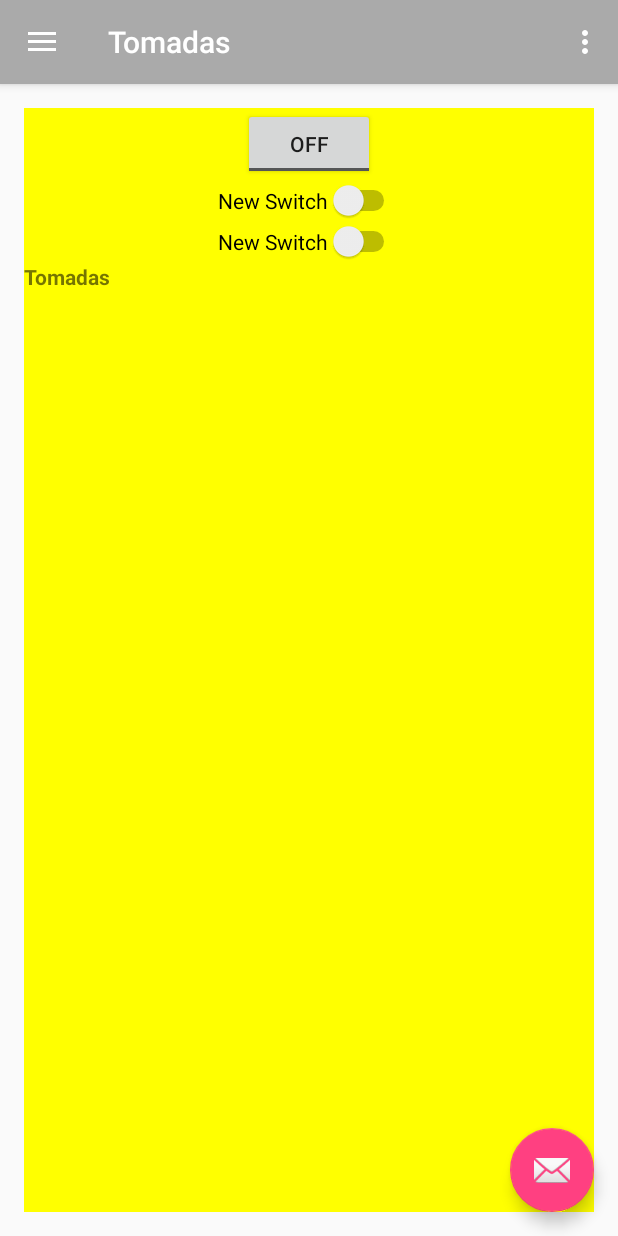
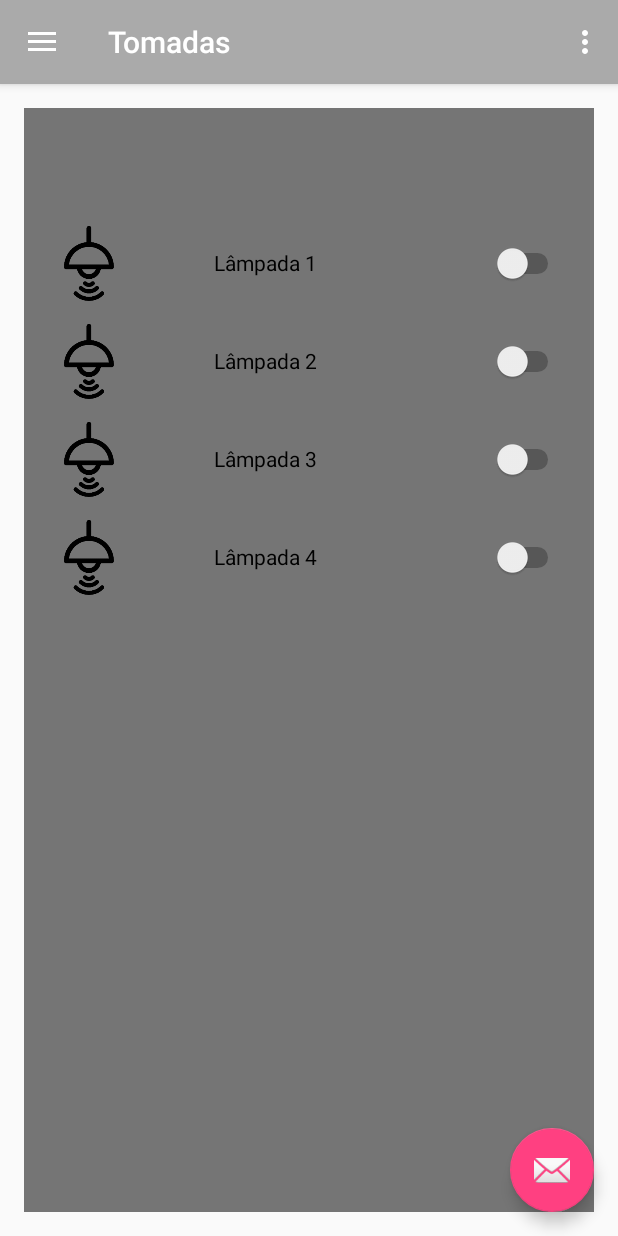
Before and after one commit to mariomenezes/EnergySaver, an Android app: the screen it shows after launch (MainActivity), in the side drawer, after a tap on "Tomadas", on a phone screen of 412 x 824 dp. Run offline under Robolectric (Android 15) with nearby library versions, the phone set to English and light mode, and no system bars.

Commit message:
adicionados botoes para lampadas e tomadas

```diff
--- a/app/src/main/res/layout/programar.xml
+++ b/app/src/main/res/layout/programar.xml
@@ -4,7 +4,7 @@
     android:layout_width="match_parent"
     android:layout_height="match_parent"
     android:orientation="vertical"
-    android:background="@color/material_deep_teal_500">
+    android:background="@color/primary_dark_material_light">
 
     <TextView
         android:id="@+id/textView2"
--- a/app/src/main/res/layout/sensores.xml
+++ b/app/src/main/res/layout/sensores.xml
@@ -4,7 +4,7 @@
     android:layout_width="match_parent"
     android:layout_height="match_parent"
     android:orientation="vertical"
-    android:background="@color/material_deep_teal_500">
+    android:background="@color/primary_dark_material_light">
 
     <TextView
         android:id="@+id/textView2"
--- a/app/src/main/res/layout/televisao.xml
+++ b/app/src/main/res/layout/televisao.xml
@@ -4,7 +4,7 @@
     android:layout_width="match_parent"
     android:layout_height="match_parent"
     android:orientation="vertical"
-    android:background="@color/material_deep_teal_500">
+    android:background="@color/primary_dark_material_light">
 
     <TextView
         android:id="@+id/textView2"
--- a/app/src/main/res/layout/tomadas.xml
+++ b/app/src/main/res/layout/tomadas.xml
@@ -4,35 +4,111 @@
     android:layout_width="match_parent"
     android:layout_height="match_parent"
     android:orientation="vertical"
-    android:background="#ffff00">
+    android:background="@color/primary_dark_material_light"
+    android:weightSum="1">
 
-    <ToggleButton
-        android:layout_width="wrap_content"
+    <Space
+        android:layout_width="match_parent"
         android:layout_height="wrap_content"
-        android:text="New ToggleButton"
-        android:id="@+id/toggleButton"
         android:layout_gravity="center_horizontal"
-        android:checked="false" />
+        android:layout_weight="0.15" />
 
-    <Switch
-        android:layout_width="wrap_content"
+    <TableRow
+        android:layout_width="match_parent"
         android:layout_height="wrap_content"
-        android:text="New Switch"
-        android:id="@+id/switch1"
-        android:layout_gravity="center_horizontal" />
+        android:layout_gravity="center_horizontal"
+        android:orientation="vertical">
 
-    <Switch
-        android:layout_width="wrap_content"
+        <ImageView
+            android:layout_width="50dp"
+            android:layout_height="50dp"
+            android:id="@+id/imageView3"
+            android:layout_weight="0.10"
+            android:src="@mipmap/lampada"
+            android:layout_marginLeft="-40dp"
+            android:layout_marginTop="8dp" />
+
+        <Switch
+            android:layout_width="wrap_content"
+            android:layout_height="65dp"
+            android:text="Lâmpada 1"
+            android:id="@+id/switch6"
+            android:layout_weight="0.10"
+            android:checked="false"
+            android:layout_marginRight="20dp" />
+
+    </TableRow>
+
+    <TableRow
+        android:layout_width="match_parent"
         android:layout_height="wrap_content"
-        android:text="New Switch"
-        android:id="@+id/switch2"
-        android:layout_gravity="center_horizontal" />
+        android:layout_gravity="center_horizontal">
 
-    <TextView
-        android:id="@+id/textView2"
+        <ImageView
+            android:layout_width="50dp"
+            android:layout_height="50dp"
+            android:id="@+id/imageView4"
+            android:layout_weight="0.10"
+            android:src="@mipmap/lampada"
+            android:layout_marginLeft="-40dp"
+            android:layout_marginTop="8dp" />
+
+        <Switch
+            android:layout_width="wrap_content"
+            android:layout_height="65dp"
+            android:text="Lâmpada 2"
+            android:id="@+id/switch7"
+            android:layout_weight="0.10"
+            android:checked="false"
+            android:layout_marginRight="20dp" />
+    </TableRow>
+
+    <TableRow
         android:layout_width="match_parent"
-        android:layout_height="match_parent"
-        android:text="Tomadas"
-        android:textStyle="bold" />
+        android:layout_height="wrap_content"
+        android:layout_gravity="center_horizontal">
+
+        <ImageView
+            android:layout_width="50dp"
+            android:layout_height="50dp"
+            android:id="@+id/imageView5"
+            android:layout_weight="0.10"
+            android:src="@mipmap/lampada"
+            android:layout_marginLeft="-40dp"
+            android:layout_marginTop="8dp" />
+
+        <Switch
+            android:layout_width="wrap_content"
+            android:layout_height="65dp"
+            android:text="Lâmpada 3"
+            android:id="@+id/switch8"
+            android:layout_weight="0.10"
+            android:checked="false"
+            android:layout_marginRight="20dp" />
+    </TableRow>
+
+    <TableRow
+        android:layout_width="match_parent"
+        android:layout_height="wrap_content"
+        android:layout_gravity="center_horizontal">
+
+        <ImageView
+            android:layout_width="50dp"
+            android:layout_height="50dp"
+            android:id="@+id/imageView6"
+            android:layout_weight="0.10"
+            android:src="@mipmap/lampada"
+            android:layout_marginLeft="-40dp"
+            android:layout_marginTop="8dp" />
+
+        <Switch
+            android:layout_width="wrap_content"
+            android:layout_height="65dp"
+            android:text="Lâmpada 4"
+            android:id="@+id/switch9"
+            android:layout_weight="0.10"
+            android:checked="false"
+            android:layout_marginRight="20dp" />
+    </TableRow>
 
 </LinearLayout>
```
Also changed, not shown: app/src/main/res/layout/lampadabkp.xml (added, +58 -0 lines), app/src/main/res/layout/lampadas.xml (+85 -40 lines).
